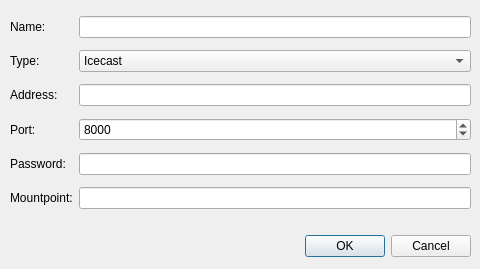
Before: the Qt Designer form serverconnectiondialog.ui in napcode/appstream, drawn with Qt 5.
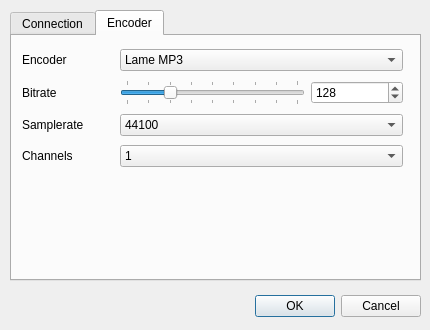
After: the same form once the commit is applied. The open tabs and pages were chosen to show the change.

```diff
--- a/serverconnectiondialog.ui
+++ b/serverconnectiondialog.ui
@@ -9,8 +9,8 @@
    <rect>
     <x>0</x>
     <y>0</y>
-    <width>480</width>
-    <height>269</height>
+    <width>430</width>
+    <height>330</height>
    </rect>
   </property>
   <property name="windowTitle">
@@ -22,9 +22,9 @@
   <widget class="QDialogButtonBox" name="buttonBox">
    <property name="geometry">
     <rect>
-     <x>10</x>
-     <y>230</y>
-     <width>461</width>
+     <x>110</x>
+     <y>290</y>
+     <width>311</width>
      <height>32</height>
     </rect>
    </property>
@@ -35,13 +35,29 @@
     <set>QDialogButtonBox::Cancel|QDialogButtonBox::Ok</set>
    </property>
   </widget>
+  <widget class="QTabWidget" name="tabWidget">
+   <property name="geometry">
+    <rect>
+     <x>10</x>
+     <y>10</y>
+     <width>411</width>
+     <height>271</height>
+    </rect>
+   </property>
+   <property name="currentIndex">
+    <number>0</number>
+   </property>
+   <widget class="QWidget" name="tab">
+    <attribute name="title">
+     <string>Connection</string>
+    </attribute>
   <widget class="QWidget" name="layoutWidget">
    <property name="geometry">
     <rect>
      <x>10</x>
      <y>10</y>
-     <width>461</width>
-     <height>211</height>
+       <width>381</width>
+       <height>225</height>
     </rect>
    </property>
    <layout class="QGridLayout" name="gridLayout">
@@ -69,14 +85,14 @@
       </property>
      </widget>
     </item>
-    <item row="5" column="2">
+      <item row="6" column="2">
      <widget class="QLineEdit" name="edPassword">
       <property name="echoMode">
        <enum>QLineEdit::PasswordEchoOnEdit</enum>
       </property>
      </widget>
     </item>
-    <item row="6" column="2">
+      <item row="7" column="2">
      <widget class="QLineEdit" name="edMountpoint"/>
     </item>
     <item row="3" column="0">
@@ -86,14 +102,14 @@
       </property>
      </widget>
     </item>
-    <item row="6" column="0">
+      <item row="7" column="0">
      <widget class="QLabel" name="label_5">
       <property name="text">
        <string>Mountpoint:</string>
       </property>
      </widget>
     </item>
-    <item row="5" column="0">
+      <item row="6" column="0">
      <widget class="QLabel" name="label_4">
       <property name="text">
        <string>Password:</string>
@@ -104,7 +120,11 @@
      <widget class="QLineEdit" name="edName"/>
     </item>
     <item row="3" column="2">
-     <widget class="QLineEdit" name="edAddress"/>
+       <widget class="QLineEdit" name="edAddress">
+        <property name="enabled">
+         <bool>true</bool>
+        </property>
+       </widget>
     </item>
     <item row="2" column="0">
      <widget class="QLabel" name="label_6">
@@ -127,7 +147,178 @@
       </item>
      </widget>
     </item>
-   </layout>
+      <item row="5" column="0">
+       <widget class="QLabel" name="label_11">
+        <property name="text">
+         <string>User:</string>
+        </property>
+       </widget>
+      </item>
+      <item row="5" column="2">
+       <widget class="QLineEdit" name="edUser"/>
+      </item>
+     </layout>
+    </widget>
+   </widget>
+   <widget class="QWidget" name="tab_2">
+    <attribute name="title">
+     <string>Encoder</string>
+    </attribute>
+    <widget class="QWidget" name="gridLayoutWidget">
+     <property name="geometry">
+      <rect>
+       <x>10</x>
+       <y>10</y>
+       <width>381</width>
+       <height>124</height>
+      </rect>
+     </property>
+     <layout class="QGridLayout" name="gridLayout_5">
+      <item row="1" column="3">
+       <widget class="QSpinBox" name="spinBox">
+        <property name="sizePolicy">
+         <sizepolicy hsizetype="Minimum" vsizetype="Fixed">
+          <horstretch>0</horstretch>
+          <verstretch>0</verstretch>
+         </sizepolicy>
+        </property>
+        <property name="minimum">
+         <number>64</number>
+        </property>
+        <property name="maximum">
+         <number>320</number>
+        </property>
+        <property name="singleStep">
+         <number>32</number>
+        </property>
+        <property name="value">
+         <number>128</number>
+        </property>
+       </widget>
+      </item>
+      <item row="2" column="0">
+       <widget class="QLabel" name="label_10">
+        <property name="text">
+         <string>Samplerate</string>
+        </property>
+       </widget>
+      </item>
+      <item row="2" column="1" colspan="3">
+       <widget class="QComboBox" name="cbEncoderSampleRate">
+        <property name="currentIndex">
+         <number>1</number>
+        </property>
+        <item>
+         <property name="text">
+          <string>22050</string>
+         </property>
+        </item>
+        <item>
+         <property name="text">
+          <string>44100</string>
+         </property>
+        </item>
+        <item>
+         <property name="text">
+          <string>48000</string>
+         </property>
+        </item>
+        <item>
+         <property name="text">
+          <string>96000</string>
+         </property>
+        </item>
+       </widget>
+      </item>
+      <item row="1" column="1" colspan="2">
+       <widget class="QSlider" name="slEncoderBitRate">
+        <property name="autoFillBackground">
+         <bool>false</bool>
+        </property>
+        <property name="minimum">
+         <number>64</number>
+        </property>
+        <property name="maximum">
+         <number>320</number>
+        </property>
+        <property name="singleStep">
+         <number>32</number>
+        </property>
+        <property name="pageStep">
+         <number>32</number>
+        </property>
+        <property name="sliderPosition">
+         <number>128</number>
+        </property>
+        <property name="tracking">
+         <bool>false</bool>
+        </property>
+        <property name="orientation">
+         <enum>Qt::Horizontal</enum>
+        </property>
+        <property name="tickPosition">
+         <enum>QSlider::TicksBothSides</enum>
+        </property>
+        <property name="tickInterval">
+         <number>32</number>
+        </property>
+       </widget>
+      </item>
+      <item row="0" column="1" colspan="3">
+       <widget class="QComboBox" name="cbEncoder">
+        <item>
+         <property name="text">
+          <string>Lame MP3</string>
+         </property>
+        </item>
+        <item>
+         <property name="text">
+          <string>Ogg Vorbis</string>
+         </property>
+        </item>
+       </widget>
+      </item>
+      <item row="0" column="0">
+       <widget class="QLabel" name="label_8">
+        <property name="text">
+         <string>Encoder</string>
+        </property>
+       </widget>
+      </item>
+      <item row="1" column="0">
+       <widget class="QLabel" name="label_9">
+        <property name="text">
+         <string>Bitrate</string>
+        </property>
+       </widget>
+      </item>
+      <item row="3" column="0">
+       <widget class="QLabel" name="label_7">
+        <property name="text">
+         <string>Channels</string>
+        </property>
+       </widget>
+      </item>
+      <item row="3" column="1" colspan="3">
+       <widget class="QComboBox" name="cbEncoderChannels">
+        <property name="toolTip">
+         <string>&lt;html&gt;&lt;head/&gt;&lt;body&gt;&lt;p&gt;Number of channels used for streaming. If audio device is in mono mode, streaming switches to mono too. &lt;/p&gt;&lt;/body&gt;&lt;/html&gt;</string>
+        </property>
+        <item>
+         <property name="text">
+          <string>1</string>
+         </property>
+        </item>
+        <item>
+         <property name="text">
+          <string>2</string>
+         </property>
+        </item>
+       </widget>
+      </item>
+     </layout>
+    </widget>
+   </widget>
   </widget>
  </widget>
  <tabstops>
```
Left out of the diff: 38 changed lines with no effect on the pictures. Lines whose indentation alone changed are shown as unchanged.
